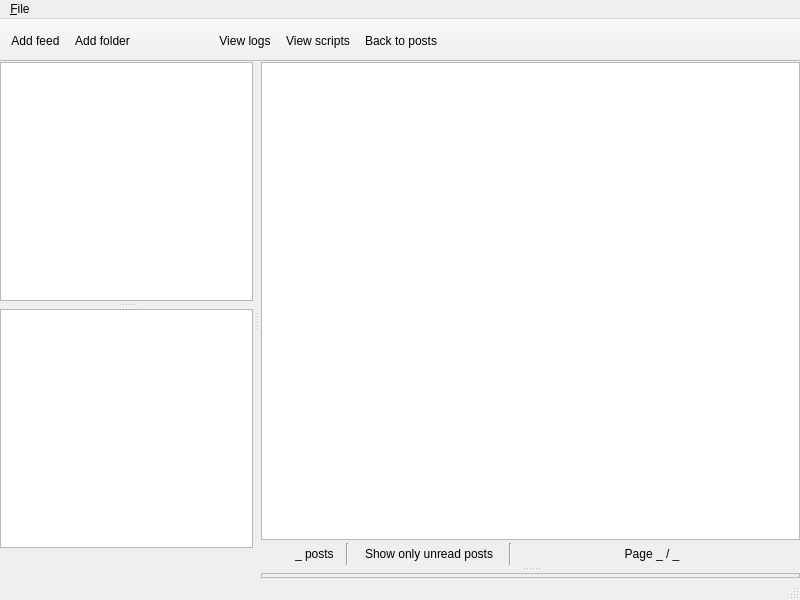
Before: the Qt Designer form client-desktop/src/MainWindow.ui in zappatic/ZapFeedReader, drawn with Qt 5.
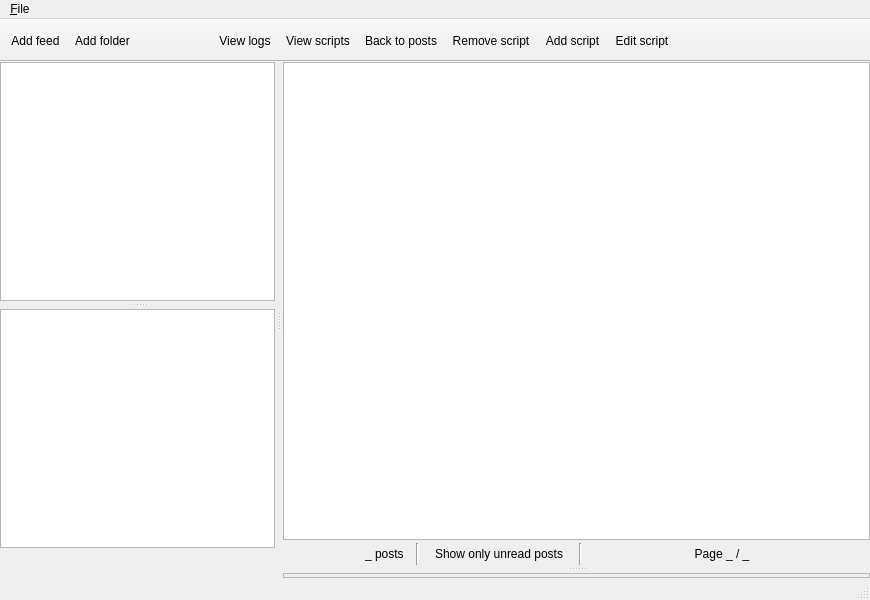
After: the same form once the commit is applied. Custom widgets are drawn as their Qt base class.

Commit message: implement removing and adding scripts

The edit to the form file:
```diff
--- a/client-desktop/src/MainWindow.ui
+++ b/client-desktop/src/MainWindow.ui
@@ -6,7 +6,7 @@
    <rect>
     <x>0</x>
     <y>0</y>
-    <width>800</width>
+    <width>870</width>
     <height>600</height>
    </rect>
   </property>
@@ -679,7 +679,7 @@
     <rect>
      <x>0</x>
      <y>0</y>
-     <width>800</width>
+     <width>870</width>
      <height>22</height>
     </rect>
    </property>
@@ -731,6 +731,9 @@
    <addaction name="action_View_logs"/>
    <addaction name="action_View_scripts"/>
    <addaction name="action_Back_to_posts"/>
+   <addaction name="action_Remove_script"/>
+   <addaction name="action_Add_script"/>
+   <addaction name="action_Edit_script"/>
   </widget>
   <action name="action_Add_source">
    <property name="text">
@@ -804,6 +807,30 @@
     <string>View scripts</string>
    </property>
   </action>
+  <action name="action_Edit_script">
+   <property name="text">
+    <string>Edit script</string>
+   </property>
+   <property name="toolTip">
+    <string>Edit script</string>
+   </property>
+  </action>
+  <action name="action_Remove_script">
+   <property name="text">
+    <string>Remove script</string>
+   </property>
+   <property name="toolTip">
+    <string>Remove script</string>
+   </property>
+  </action>
+  <action name="action_Add_script">
+   <property name="text">
+    <string>Add script</string>
+   </property>
+   <property name="toolTip">
+    <string>Add script</string>
+   </property>
+  </action>
  </widget>
  <customwidgets>
   <customwidget>
```
The commit also changes 21 other files.
